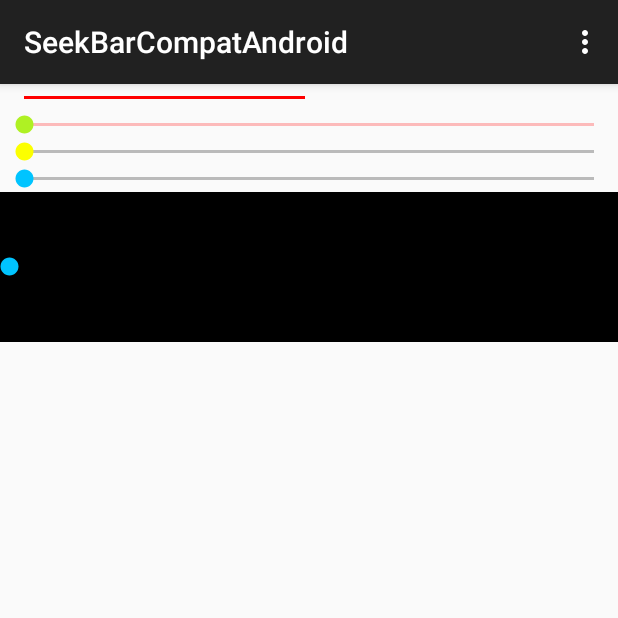
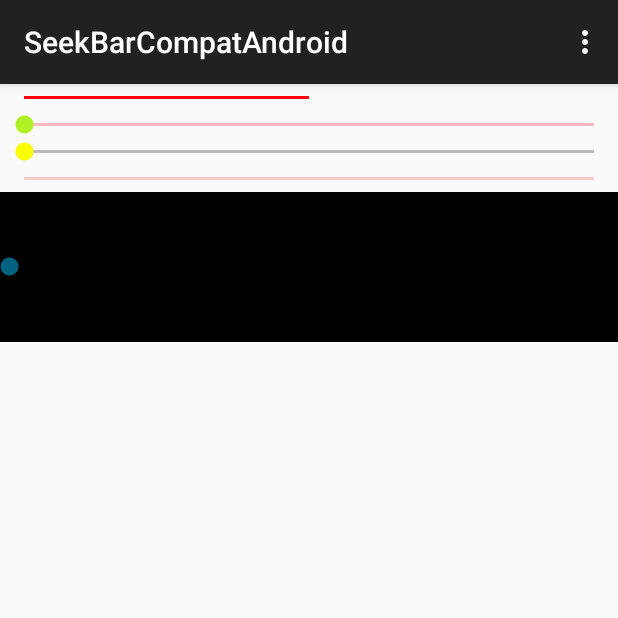
Before and after one commit to ahmedrizwan/SeekBarCompat, an Android app: the screen it shows after launch (MainActivity), on a phone screen of 412 x 824 dp, the top half of it. Run offline under Robolectric (Android 15) with nearby library versions, the phone set to English and light mode, and no system bars.

Commit message:
Fix setEnabled issue. Add thumbAlpha attribute.

```diff
--- a/app/src/main/java/app/minimize/com/seekbarcompatandroid/MainActivity.java
+++ b/app/src/main/java/app/minimize/com/seekbarcompatandroid/MainActivity.java
@@ -5,6 +5,7 @@ import android.os.Bundle;
 import android.support.v7.app.AppCompatActivity;
 import android.view.Menu;
 import android.view.MenuItem;
+import android.widget.SeekBar;
 
 import app.minimize.com.seek_bar_compat.SeekBarCompat;
 
@@ -22,9 +23,15 @@ public class MainActivity extends AppCompatActivity {
         seekBarCompat.setProgress(50);
 
         seekBarCompat.setThumbAlpha(0);
+//        seekBarCompat.setEnabled(false);
+
+        SeekBar normalSeekBar = (SeekBar) findViewById(R.id.normalSeekbar);
+//        normalSeekBar.setEnabled(false);
 
         SeekBarCompat seekBarCompatTwo = (SeekBarCompat) findViewById(R.id.materialSeekBarTwo);
         seekBarCompatTwo.setProgressBackgroundColor(Color.RED);
+        seekBarCompatTwo.setEnabled(false);
+        seekBarCompatTwo.setEnabled(true);
 
     }
 
--- a/app/src/main/res/layout/activity_main.xml
+++ b/app/src/main/res/layout/activity_main.xml
@@ -21,35 +21,43 @@
         android:layout_width="match_parent"
         android:layout_height="wrap_content"
         android:maxHeight="300sp"
+
+        app:progressColor="#FF4444"
         app:thumbColor="#AFF123"
-        app:progressColor="#FF4444"
         />
 
     <app.minimize.com.seek_bar_compat.SeekBarCompat
         android:layout_width="match_parent"
         android:layout_height="wrap_content"
         android:maxHeight="300sp"
+        app:progressColor="#ff6e00"
         app:thumbColor="#fcff00"
-        app:progressColor="#ff6e00"
         />
 
     <app.minimize.com.seek_bar_compat.SeekBarCompat
         android:layout_width="match_parent"
         android:layout_height="wrap_content"
         android:maxHeight="300sp"
+        app:thumbAlpha="0"
+        app:progressColor="#11ff69"
+        app:progressBackgroundColor="#FF44"
         app:thumbColor="#00c4ff"
-        app:progressColor="#11ff69"
         />
 
     <app.minimize.com.seek_bar_compat.SeekBarCompat
         android:layout_width="match_parent"
         android:layout_height="100sp"
+        android:background="@android:color/black"
         android:maxHeight="300sp"
-        android:background="@android:color/black"
+        android:padding="6dp"
+        app:thumbAlpha="0.5"
+        app:progressBackgroundColor="@android:color/transparent"
+        app:progressColor="#11ff69"
         app:thumbColor="#00c4ff"
-        app:progressColor="#11ff69"
-        app:progressBackgroundColor="@android:color/transparent"
-        android:padding="6dp"
         />
 
+    <SeekBar android:id="@+id/normalSeekbar"
+             android:layout_width="match_parent"
+             android:layout_height="wrap_content"
+             android:alpha="0"/>
 </LinearLayout>
--- a/seekbar-compat/build.gradle
+++ b/seekbar-compat/build.gradle
@@ -14,7 +14,7 @@ ext {
     artifact = 'seekbar-compat'
 
     libraryDescription = 'A material design wrapper around SeekBar widget, which draws the SeekBar with consistent colors from Android APIs 14 and above.'
-    libraryVersion = '0.2.1'
+    libraryVersion = '0.2.2'
 
     developerId = 'ahmedrizwan'
     developerName = 'Ahmed Rizwan'
--- a/seekbar-compat/src/main/java/app/minimize/com/seek_bar_compat/SeekBarCompat.java
+++ b/seekbar-compat/src/main/java/app/minimize/com/seek_bar_compat/SeekBarCompat.java
@@ -46,7 +46,9 @@ public class SeekBarCompat extends SeekBar implements View.OnTouchListener {
      */
     int[][] states = new int[][]{
             new int[]{android.R.attr.state_enabled}, // enabled
-            new int[]{android.R.attr.state_pressed}  // pressed
+            new int[]{android.R.attr.state_pressed},  // pressed
+            new int[]{-android.R.attr.state_enabled}, // disabled
+            new int[]{} //everything else
     };
 
     /***
@@ -54,6 +56,8 @@ public class SeekBarCompat extends SeekBar implements View.OnTouchListener {
      */
     int[] colorsThumb = new int[]{
             Color.BLACK,
+            Color.BLACK,
+            Color.LTGRAY,
             Color.BLACK
     };
 
@@ -62,6 +66,8 @@ public class SeekBarCompat extends SeekBar implements View.OnTouchListener {
      */
     int[] colorsProgress = new int[]{
             Color.BLACK,
+            Color.BLACK,
+            Color.LTGRAY,
             Color.BLACK
     };
 
@@ -70,7 +76,10 @@ public class SeekBarCompat extends SeekBar implements View.OnTouchListener {
      */
     int[] colorsProgressBackground = new int[]{
             Color.BLACK,
+            Color.BLACK,
+            Color.LTGRAY,
             Color.BLACK
+
     };
 
     /***
@@ -82,7 +91,8 @@ public class SeekBarCompat extends SeekBar implements View.OnTouchListener {
      * Used for APIs below 21 to determine height of the seekBar as well as the new thumb drawable
      */
     private int mOriginalThumbHeight;
-    private int mAlpha = 255;
+    private int mThumbAlpha = 255;
+    private boolean mIsEnabled = true;
 
     /***
      * Updates the thumbColor dynamically
@@ -94,7 +104,7 @@ public class SeekBarCompat extends SeekBar implements View.OnTouchListener {
         if (lollipopAndAbove()) {
             setupThumbColorLollipop();
         } else {
-            gradientDrawable.setColor(thumbColor);
+            gradientDrawable.setColor(mIsEnabled ? thumbColor : Color.LTGRAY);
         }
         invalidate();
         requestLayout();
@@ -108,6 +118,7 @@ public class SeekBarCompat extends SeekBar implements View.OnTouchListener {
         if (lollipopAndAbove()) {
             colorsThumb[0] = mThumbColor;
             colorsThumb[1] = mThumbColor;
+            colorsThumb[2] = Color.LTGRAY;
             mColorStateListThumb = new ColorStateList(states, colorsThumb);
             setThumbTintList(mColorStateListThumb);
         } else {
@@ -199,15 +210,13 @@ public class SeekBarCompat extends SeekBar implements View.OnTouchListener {
      */
     @TargetApi(Build.VERSION_CODES.JELLY_BEAN)
     private void setupProgressBackground() {
-//load up the drawable and apply color
+        //load up the drawable and apply color
         SeekBarBackgroundDrawable seekBarBackgroundDrawable = new SeekBarBackgroundDrawable(getContext(),
                 mProgressBackgroundColor, mActualBackgroundColor, getPaddingLeft(), getPaddingRight());
         if (belowJellybean())
             setBackgroundDrawable(seekBarBackgroundDrawable);
         else
             setBackground(seekBarBackgroundDrawable);
-
-//        getBackground().setColorFilter(new PorterDuffColorFilter(mProgressBackgroundColor, PorterDuff.Mode.SRC_IN));
     }
 
     /***
@@ -227,7 +236,7 @@ public class SeekBarCompat extends SeekBar implements View.OnTouchListener {
      * @param context Context Object
      * @param attrs   Attributes passed through XML
      */
-    @TargetApi(Build.VERSION_CODES.JELLY_BEAN)
+    @TargetApi(Build.VERSION_CODES.LOLLIPOP)
     public SeekBarCompat(final Context context, final AttributeSet attrs) {
         super(context, attrs);
         TypedArray a = context.getTheme()
@@ -235,36 +244,36 @@ public class SeekBarCompat extends SeekBar implements View.OnTouchListener {
                         attrs,
                         R.styleable.SeekBarCompat,
                         0, 0);
-        int array[] = {android.R.attr.background};
+        int array[] = {android.R.attr.background, android.R.attr.enabled};
         TypedArray b = context.getTheme()
                 .obtainStyledAttributes(attrs, array, 0, 0);
         try {
             mThumbColor = a.getColor(R.styleable.SeekBarCompat_thumbColor, getPrimaryColorFromSelectedTheme(context));
             mProgressColor = a.getColor(R.styleable.SeekBarCompat_progressColor, getPrimaryColorFromSelectedTheme(context));
             mProgressBackgroundColor = a.getColor(R.styleable.SeekBarCompat_progressBackgroundColor, Color.BLACK);
+            mThumbAlpha = (int) (a.getFloat(R.styleable.SeekBarCompat_thumbAlpha, 1) * 255);
             mActualBackgroundColor = b.getColor(0, Color.TRANSPARENT);
-
+            mIsEnabled = b.getBoolean(1, true);
             if (lollipopAndAbove()) {
+                setSplitTrack(false);
                 setupThumbColorLollipop();
                 setupProgressColorLollipop();
                 setupProgressBackgroundLollipop();
-                getThumb().setAlpha(mAlpha);
+                getThumb().setAlpha(mThumbAlpha);
             } else {
+                Log.e(TAG, "SeekBarCompat isEnabled? " + mIsEnabled);
                 setupProgressColor();
-
                 setOnTouchListener(this);
-
                 gradientDrawable.setShape(GradientDrawable.OVAL);
                 gradientDrawable.setSize(50, 50);
-                gradientDrawable.setColor(mThumbColor);
-
+                gradientDrawable.setColor(mIsEnabled ? mThumbColor : Color.LTGRAY);
                 triggerMethodOnceViewIsDisplayed(this, new Callable<Void>() {
                     @Override
                     public Void call() throws Exception {
                         ViewGroup.LayoutParams layoutParams = getLayoutParams();
                         mOriginalThumbHeight = mThumb.getIntrinsicHeight();
                         gradientDrawable.setSize(mOriginalThumbHeight / 3, mOriginalThumbHeight / 3);
-                        gradientDrawable.setAlpha(mAlpha);
+                        gradientDrawable.setAlpha(mThumbAlpha);
                         setThumb(gradientDrawable);
                         if (layoutParams.height < mOriginalThumbHeight)
                             layoutParams.height = mOriginalThumbHeight;
@@ -339,19 +348,19 @@ public class SeekBarCompat extends SeekBar implements View.OnTouchListener {
                 case MotionEvent.ACTION_DOWN:
                     gradientDrawable = new GradientDrawable();
                     gradientDrawable.setShape(GradientDrawable.OVAL);
-                    gradientDrawable.setSize(mOriginalThumbHeight/2 , mOriginalThumbHeight/2);
-                    gradientDrawable.setColor(mThumbColor);
+                    gradientDrawable.setSize(mOriginalThumbHeight / 2, mOriginalThumbHeight / 2);
+                    gradientDrawable.setColor(mIsEnabled ? mThumbColor : Color.LTGRAY);
                     gradientDrawable.setDither(true);
-                    gradientDrawable.setAlpha(mAlpha);
+                    gradientDrawable.setAlpha(mThumbAlpha);
                     setThumb(gradientDrawable);
                     break;
                 case MotionEvent.ACTION_UP:
                     gradientDrawable = new GradientDrawable();
                     gradientDrawable.setShape(GradientDrawable.OVAL);
-                    gradientDrawable.setSize(mOriginalThumbHeight/3, mOriginalThumbHeight/3);
-                    gradientDrawable.setColor(mThumbColor);
+                    gradientDrawable.setSize(mOriginalThumbHeight / 3, mOriginalThumbHeight / 3);
+                    gradientDrawable.setColor(mIsEnabled ? mThumbColor : Color.LTGRAY);
                     gradientDrawable.setDither(true);
-                    gradientDrawable.setAlpha(mAlpha);
+                    gradientDrawable.setAlpha(mThumbAlpha);
                     setThumb(gradientDrawable);
                     break;
             }
@@ -372,11 +381,47 @@ public class SeekBarCompat extends SeekBar implements View.OnTouchListener {
 
     @TargetApi(Build.VERSION_CODES.JELLY_BEAN)
     public void setThumbAlpha(int alpha) {
-        mAlpha = alpha;
-        if (lollipopAndAbove())
-            getThumb().setAlpha(mAlpha);
+        mThumbAlpha = alpha;
+        if (!belowJellybean())
+            getThumb().setAlpha(mThumbAlpha);
         setLayoutParams(getLayoutParams());
     }
 
+    @Override
+    public void setEnabled(final boolean enabled) {
+        mIsEnabled = enabled;
+        triggerMethodOnceViewIsDisplayed(this, new Callable<Void>() {
+            @TargetApi(Build.VERSION_CODES.JELLY_BEAN)
+            @Override
+            public Void call() throws Exception {
+                if (!lollipopAndAbove()) {
+                    gradientDrawable = new GradientDrawable();
+                    gradientDrawable.setShape(GradientDrawable.OVAL);
+                    gradientDrawable.setSize(mOriginalThumbHeight / 3, mOriginalThumbHeight / 3);
+                    gradientDrawable.setColor(mIsEnabled ? mThumbColor : Color.LTGRAY);
+                    gradientDrawable.setDither(true);
+                    gradientDrawable.setAlpha(mThumbAlpha);
+                    setThumb(gradientDrawable);
+                    //load up the drawable and apply color
+                    LayerDrawable ld = (LayerDrawable) getProgressDrawable();
+                    ScaleDrawable shape = (ScaleDrawable) (ld.findDrawableByLayerId(android.R.id.progress));
+                    shape.setColorFilter(mIsEnabled ? mProgressColor : Color.LTGRAY, PorterDuff.Mode.SRC_IN);
+                    //set the background to transparent
+                    NinePatchDrawable ninePatchDrawable = (NinePatchDrawable) (ld.findDrawableByLayerId(android.R.id.background));
+                    ninePatchDrawable.setColorFilter(Color.TRANSPARENT, PorterDuff.Mode.SRC_IN);
+                    //background
+                    //load up the drawable and apply color
+                    SeekBarBackgroundDrawable seekBarBackgroundDrawable = new SeekBarBackgroundDrawable(getContext(),
+                            mIsEnabled ? mProgressBackgroundColor : Color.LTGRAY, mActualBackgroundColor, getPaddingLeft(), getPaddingRight());
+                    if (belowJellybean())
+                        setBackgroundDrawable(seekBarBackgroundDrawable);
+                    else
+                        setBackground(seekBarBackgroundDrawable);
+                }
+                SeekBarCompat.super.setEnabled(enabled);
+                return null;
+            }
+        });
 
+    }
 }
--- a/seekbar-compat/src/main/res/values/attrs.xml
+++ b/seekbar-compat/src/main/res/values/attrs.xml
@@ -4,5 +4,6 @@
         <attr name="thumbColor" format="color" />
         <attr name="progressColor" format="color"/>
         <attr name="progressBackgroundColor" format="color"/>
+        <attr name="thumbAlpha" format="float"/>
     </declare-styleable>
 </resources>
```
Also changed, not shown: 1 other file. Lines whose indentation alone changed are shown as unchanged.
